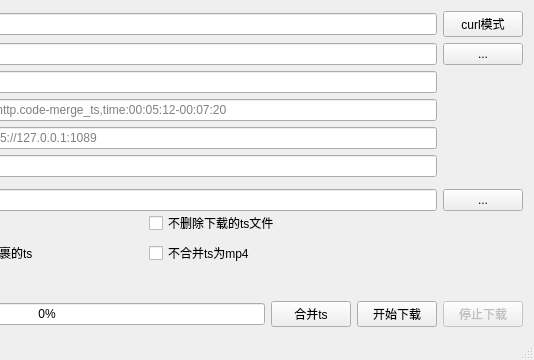
orestonce/m3u8d, file m3u8d-qt/mainwindow.ui: the form before one commit; both pictures show x 236 to 770 and y 0 to 360 of the 770 by 360 pixel window.
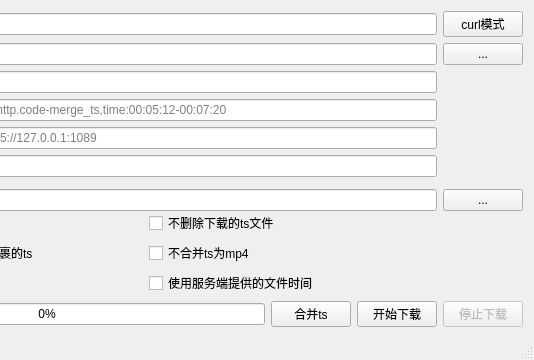
The form after the commit.

Commit message: 使用服务端时间

What changed in the file:
```diff
--- a/m3u8d-qt/mainwindow.ui
+++ b/m3u8d-qt/mainwindow.ui
@@ -223,6 +223,13 @@
             </property>
            </widget>
           </item>
+          <item row="2" column="1">
+           <widget class="QCheckBox" name="checkBox_UseServerSideTime">
+            <property name="text">
+             <string>使用服务端提供的文件时间</string>
+            </property>
+           </widget>
+          </item>
          </layout>
         </item>
         <item>
```
The commit also changes 7 other files.
